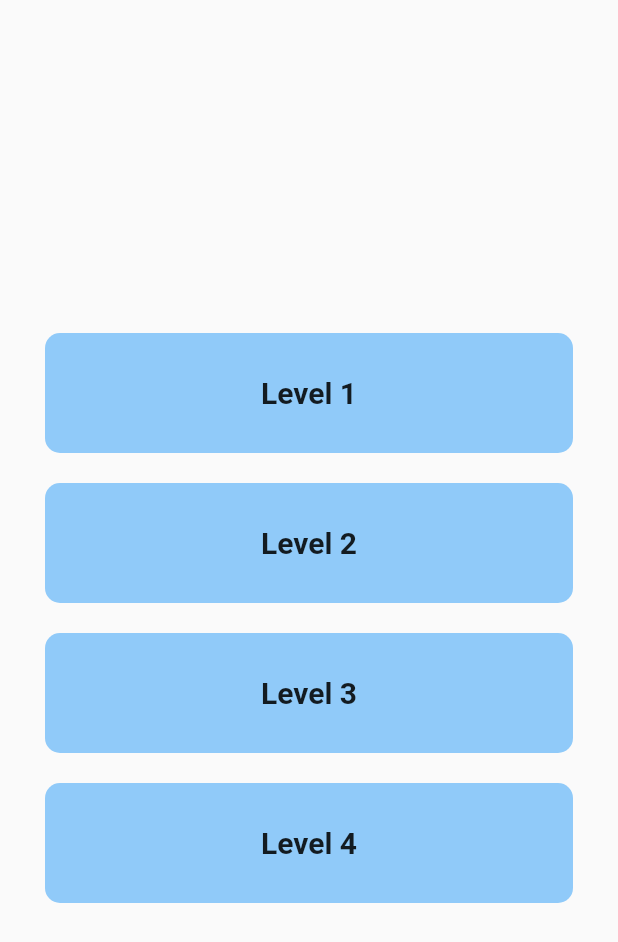
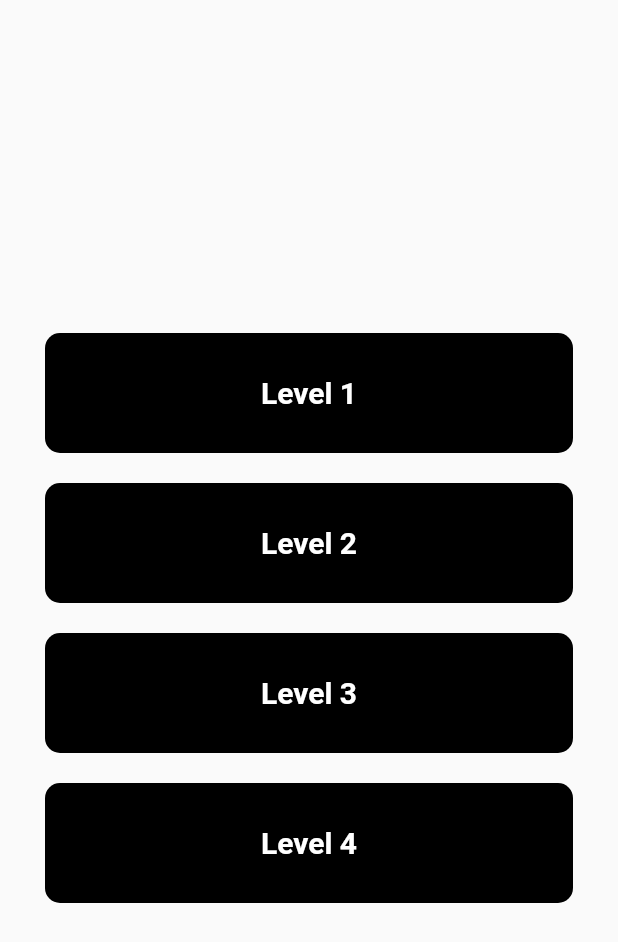
Before and after one commit to hellou8363/math_quiz, a Flutter app: the screen it shows after launch, after a tap on an icon or button, on a phone screen of 412 x 824 dp. Shown: the top 942 px of the screen. Run offline on Flutter 3.47's test engine with Material 2 defaults, Android fonts, the phone set to English and light mode, and no system bars.

Commit message:
theme 지정 및 문제 풀이 페이지 UI 구현

```diff
--- a/lib/main.dart
+++ b/lib/main.dart
@@ -10,7 +10,22 @@ class MyApp extends StatelessWidget {
 
   @override
   Widget build(BuildContext context) {
-    return const MaterialApp(
+    return MaterialApp(
+      debugShowCheckedModeBanner: false,
+      theme: ThemeData(
+        appBarTheme: const AppBarTheme(
+          iconTheme: IconThemeData(
+            color: Colors.black,
+          ),
+          titleTextStyle: TextStyle(
+            color: Colors.black,
+          ),
+          toolbarTextStyle: TextStyle(
+            color: Colors.black,
+          ),
+          elevation: 0,
+        ),
+      ),
       home: SplashScreen(),
     );
   }
--- a/lib/screens/select_quiz_screen.dart
+++ b/lib/screens/select_quiz_screen.dart
@@ -77,7 +77,7 @@ class _SelectQuizScreenState extends State<SelectQuizScreen> {
         width: 150,
         height: 150,
         decoration: BoxDecoration(
-          color: Colors.blue[200],
+          color: Colors.black,
           borderRadius: BorderRadius.circular(10),
         ),
         child: Icon(
@@ -107,7 +107,7 @@ class _SelectQuizScreenState extends State<SelectQuizScreen> {
       child: Container(
         height: 80,
         decoration: BoxDecoration(
-          color: Colors.blue[200],
+          color: Colors.black,
           borderRadius: BorderRadius.circular(10),
         ),
         alignment: Alignment.center,
@@ -116,6 +116,7 @@ class _SelectQuizScreenState extends State<SelectQuizScreen> {
           style: const TextStyle(
             fontSize: 20,
             fontWeight: FontWeight.bold,
+            color: Colors.white,
           ),
         ),
       ),
--- a/lib/screens/splach_screen.dart
+++ b/lib/screens/splach_screen.dart
@@ -27,7 +27,17 @@ class _SplashScreenState extends State<SplashScreen> {
   Widget build(BuildContext context) {
     // Google ML Kit를 다운로드 받는 동안 보여줄 페이지
     return Scaffold(
-      body: Text('SplashScreen'),
+      body: SafeArea(
+        child: Center(
+          child: Text(
+            'SplashScreen',
+            style: TextStyle(
+              fontSize: 20,
+              fontWeight: FontWeight.bold,
+            ),
+          ),
+        ),
+      ),
     );
   }
 }
```
Also changed, not shown: lib/screens/quiz_solution_screen.dart (+113 -7 lines).
